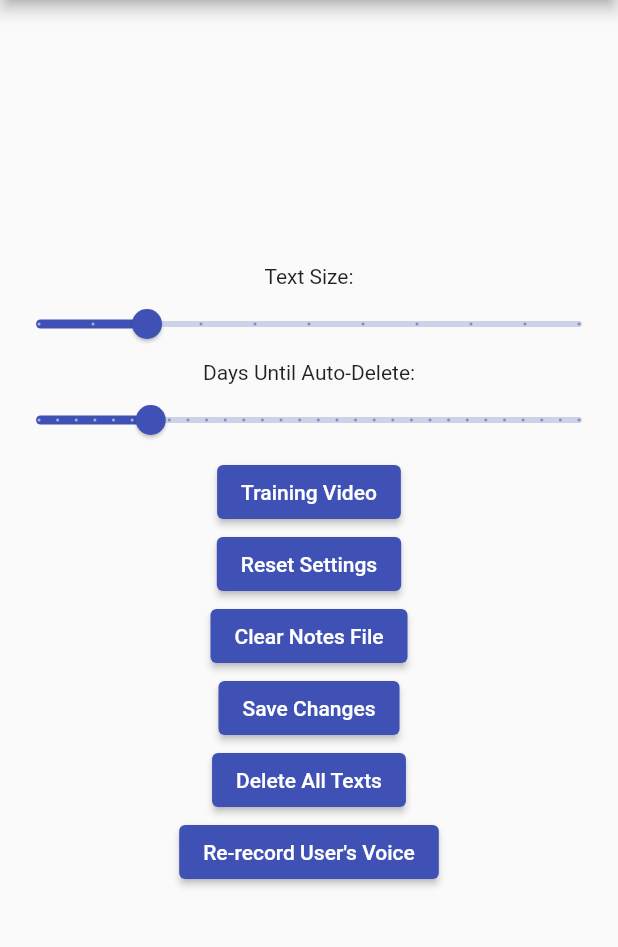
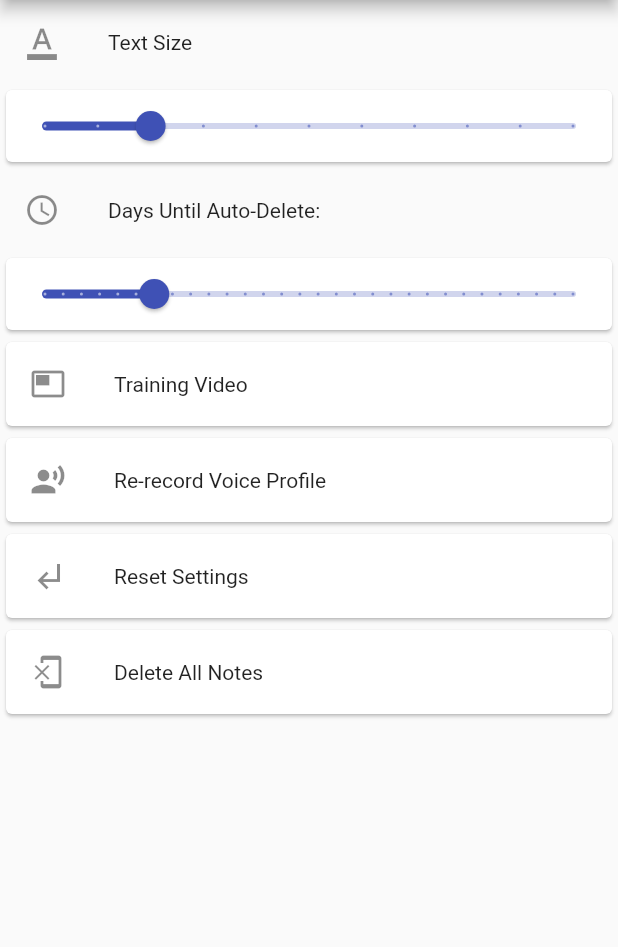
Before and after one commit to umgc/summer2021.charlie, a Flutter app: the SettingsForm screen opened directly, after a tap on "Reset Settings", on a phone screen of 412 x 824 dp, the part 84-1031 px from its top. Run offline on Flutter 3.47's test engine with Material 2 defaults, Android fonts, the phone set to English and light mode, and no system bars; our stand-ins replace audioplayers, avatar_glow, file, flutter_tts, local_auth, permission_handler and 1 more; missing offline and left inert: encrypt, google_speech, highlight_text, sound_recorder, sound_stream, workmanager; statements that could not run were skipped.

Commit message:
Settings page enhancements

```diff
--- a/lib/main.dart
+++ b/lib/main.dart
@@ -23,7 +23,7 @@ void callbackDispatcher() {
   });
 }
 
-void main() {
+void main() async {
   ///Initializing work manager
   WidgetsFlutterBinding.ensureInitialized();
 
--- a/lib/ui/menudrawer.dart
+++ b/lib/ui/menudrawer.dart
@@ -40,7 +40,7 @@ class MenuDrawer extends StatelessWidget {
     Navigator.pop(context);
     Navigator.push(
       context,
-      MaterialPageRoute(builder: (context) => Settings()),
+      MaterialPageRoute(builder: (context) => MySettingsScreen()),
     );
   }
 
--- a/lib/ui/settings.dart
+++ b/lib/ui/settings.dart
@@ -4,7 +4,7 @@ import 'menudrawer.dart';
 import 'settingsform.dart';
 
 ///Settings page
-class Settings extends StatelessWidget {
+class MySettingsScreen extends StatelessWidget {
   Widget build(BuildContext context) {
     return Scaffold(
       appBar: AppBar(
--- a/lib/ui/settingsform.dart
+++ b/lib/ui/settingsform.dart
@@ -1,6 +1,7 @@
 import 'dart:async';
 
 import 'package:flutter/material.dart';
+import 'package:url_launcher/url_launcher.dart';
 
 import '/util/constant.dart';
 import '/util/settingsloader.dart';
@@ -42,19 +43,14 @@ class _SettingsFormState extends State<SettingsForm> {
   void _saveChangesPressed() {
     settingsList = [_textSliderValue, _daysSliderValue.toInt()];
     settingsLoader.writeFile(settingsList);
+  }
+
+  void _resetSettingsPressed() async {
+    await settingsLoader.resetSettings();
 
     Navigator.push(
       context,
-      MaterialPageRoute(builder: (context) => Settings()),
-    );
-  }
-
-  void _resetSettingsPressed() {
-    settingsLoader.resetSettings();
-
-    Navigator.push(
-      context,
-      MaterialPageRoute(builder: (context) => Settings()),
+      MaterialPageRoute(builder: (context) => MySettingsScreen()),
     );
   }
 
@@ -63,16 +59,7 @@ class _SettingsFormState extends State<SettingsForm> {
 
     Navigator.push(
       context,
-      MaterialPageRoute(builder: (context) => Settings()),
-    );
-  }
-
-  void _deleteAllTexts() async {
-    await Constant.deleteFile(await Constant.getTextFilePath());
-
-    Navigator.push(
-      context,
-      MaterialPageRoute(builder: (context) => Settings()),
+      MaterialPageRoute(builder: (context) => MySettingsScreen()),
     );
   }
 
@@ -85,16 +72,22 @@ class _SettingsFormState extends State<SettingsForm> {
     );
   }
 
+  void _trainingVideo() async {
+    const url = 'https://www.youtube.com/watch?v=Z7juO6O-yCQ';
+
+    await canLaunch(url) ? await launch(url) : throw 'Could not launch $url';
+  }
+
   Widget build(BuildContext context) {
     return Scaffold(
-      body: SafeArea(
-        child: Center(
-          child: Column(
-            mainAxisAlignment: MainAxisAlignment.center,
-            crossAxisAlignment: CrossAxisAlignment.center,
+      body: ListView(
         children: [
-              Text("Text Size:", style: settingsLoader.getStyle(textSize)),
-              Slider(
+          ListTile(
+            leading: const Icon(Icons.format_color_text),
+            title: Text('Text Size', style: settingsLoader.getStyle(textSize)),
+          ),
+          Card(
+            child: Slider(
                 value: _textSliderValue,
                 min: 10.0,
                 max: 30.0,
@@ -103,11 +96,18 @@ class _SettingsFormState extends State<SettingsForm> {
                 onChanged: (var value) {
                   setState(() {
                     _textSliderValue = value;
+                    textSize = value;
+                    _saveChangesPressed();
                   });
                 }),
-              Text("Days Until Auto-Delete:",
+          ),
+          ListTile(
+            leading: const Icon(Icons.access_time),
+            title: Text("Days Until Auto-Delete:",
                 style: settingsLoader.getStyle(textSize)),
-              Slider(
+          ),
+          Card(
+            child: Slider(
                 value: _daysSliderValue,
                 min: 1,
                 max: 30,
@@ -116,51 +116,48 @@ class _SettingsFormState extends State<SettingsForm> {
                 onChanged: (var value) {
                   setState(() {
                     _daysSliderValue = value;
+                    _saveChangesPressed();
                   });
                 }),
-              ElevatedButton(
-                onPressed: () {},
-                child: Text("Training Video",
+          ),
+          Card(
+            child: ListTile(
+                leading: const Icon(Icons.featured_video_outlined),
+                title: Text('Training Video',
                     style: settingsLoader.getStyle(textSize)),
+                onTap: () {
+                  _trainingVideo();
+                }),
           ),
-              ElevatedButton(
-                onPressed: () {
+          Card(
+            child: ListTile(
+                leading: const Icon(Icons.record_voice_over),
+                title: Text('Re-record Voice Profile',
+                    style: settingsLoader.getStyle(textSize)),
+                onTap: () {
+                  _reRecordUsersVoice();
+                }),
+          ),
+          Card(
+            child: ListTile(
+              leading: const Icon(Icons.subdirectory_arrow_left),
+              title: Text('Reset Settings',
+                  style: settingsLoader.getStyle(textSize)),
+              onTap: () {
                 _resetSettingsPressed();
               },
-                child: Text("Reset Settings",
+            ),
+          ),
+          Card(
+            child: ListTile(
+                leading: const Icon(Icons.phonelink_erase),
+                title: Text('Delete All Notes',
                     style: settingsLoader.getStyle(textSize)),
-              ),
-              ElevatedButton(
-                onPressed: () {
+                onTap: () {
                   _clearButtonPressed();
-                },
-                child: Text("Clear Notes File",
-                    style: settingsLoader.getStyle(textSize)),
-              ),
-              ElevatedButton(
-                onPressed: () {
-                  _saveChangesPressed();
-                },
-                child: Text("Save Changes",
-                    style: settingsLoader.getStyle(textSize)),
-              ),
-              ElevatedButton(
-                onPressed: () {
-                  _deleteAllTexts();
-                },
-                child: Text("Delete All Texts",
-                    style: settingsLoader.getStyle(textSize)),
-              ),
-              ElevatedButton(
-                onPressed: () {
-                  _reRecordUsersVoice();
-                },
-                child: Text("Re-record User's Voice",
-                    style: settingsLoader.getStyle(textSize)),
+                }),
           ),
         ],
-          ),
-        ),
       ),
     );
   }
--- a/pubspec.yaml
+++ b/pubspec.yaml
@@ -41,6 +41,9 @@ dependencies:
   # The following adds the Cupertino Icons font to your application.
   # Use with the CupertinoIcons class for iOS style icons.
   cupertino_icons: ^1.0.3
+  shared_preferences_web: ^2.0.1
+  url_launcher: ^6.0.9
+  url_launcher_web: ^2.0.2
 
 dev_dependencies:
   # test: ^1.17.9
```
Also changed, not shown: pubspec.lock, 1 other file. Lines whose indentation alone changed are shown as unchanged.
